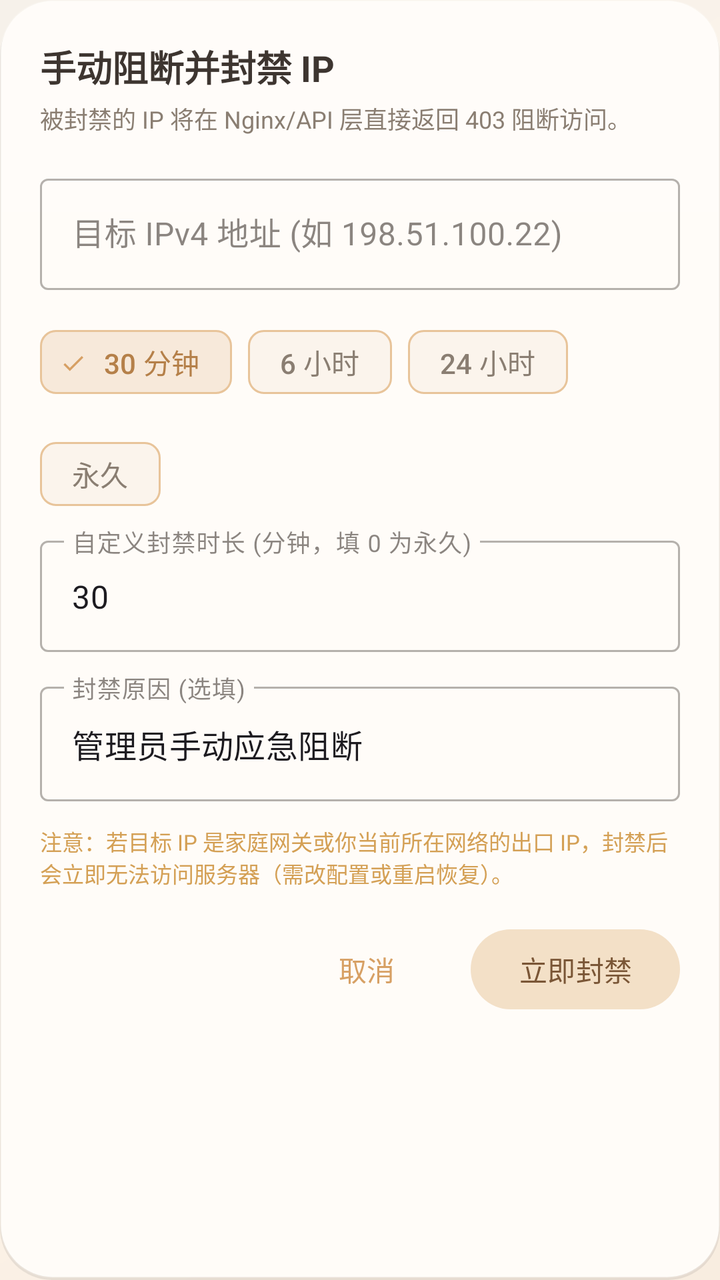
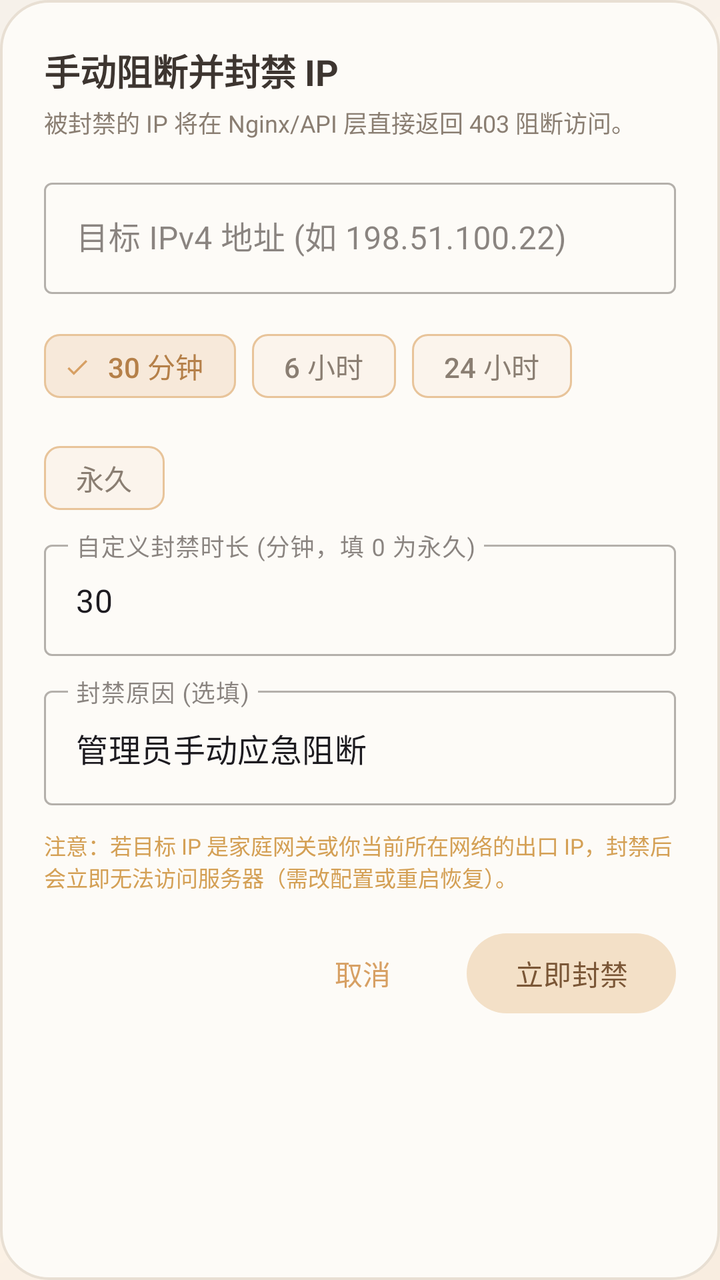

The first picture is an Android layout as it rendered before a commit; the second is the same layout after the commit. The layout source and the unified diff follow.
<!-- AndroidManifest.xml: application theme Theme.HomeDatacenter -->
<!-- res/layout/dialog_manual_ban.xml -->
<?xml version="1.0" encoding="utf-8"?>
<LinearLayout xmlns:android="http://schemas.android.com/apk/res/android"
    xmlns:app="http://schemas.android.com/apk/res-auto"
    android:layout_width="match_parent"
    android:layout_height="wrap_content"
    android:orientation="vertical"
    android:background="@drawable/bg_dialog_glass"
    android:padding="20dp">

    <TextView
        android:layout_width="wrap_content"
        android:layout_height="wrap_content"
        android:text="手动阻断并封禁 IP"
        android:textColor="@color/text_primary"
        android:textSize="18sp"
        android:textStyle="bold" />

    <TextView
        android:layout_width="wrap_content"
        android:layout_height="wrap_content"
        android:layout_marginTop="4dp"
        android:text="被封禁的 IP 将在 Nginx/API 层直接返回 403 阻断访问。"
        android:textColor="@color/text_secondary"
        android:textSize="12sp" />

    <com.google.android.material.textfield.TextInputLayout
        android:id="@+id/tilIp"
        style="@style/Widget.MaterialComponents.TextInputLayout.OutlinedBox"
        android:layout_width="match_parent"
        android:layout_height="wrap_content"
        android:layout_marginTop="16dp"
        android:hint="目标 IPv4 地址 (如 198.51.100.22)">

        <com.google.android.material.textfield.TextInputEditText
            android:id="@+id/etIp"
            android:layout_width="match_parent"
            android:layout_height="wrap_content"
            android:inputType="textUri" />
    </com.google.android.material.textfield.TextInputLayout>

    <com.google.android.material.chip.ChipGroup
        android:id="@+id/chipGroupDuration"
        android:layout_width="match_parent"
        android:layout_height="wrap_content"
        android:layout_marginTop="12dp"
        app:singleLine="false"
        app:singleSelection="true">

        <com.google.android.material.chip.Chip
            android:id="@+id/chip30m"
            style="@style/Widget.Warm.Chip.Filter"
            android:layout_width="wrap_content"
            android:layout_height="wrap_content"
            android:checkable="true"
            android:checked="true"
            android:text="30 分钟" />

        <com.google.android.material.chip.Chip
            android:id="@+id/chip6h"
            style="@style/Widget.Warm.Chip.Filter"
            android:layout_width="wrap_content"
            android:layout_height="wrap_content"
            android:checkable="true"
            android:text="6 小时" />

        <com.google.android.material.chip.Chip
            android:id="@+id/chip24h"
            style="@style/Widget.Warm.Chip.Filter"
            android:layout_width="wrap_content"
            android:layout_height="wrap_content"
            android:checkable="true"
            android:text="24 小时" />

        <com.google.android.material.chip.Chip
            android:id="@+id/chipPermanent"
            style="@style/Widget.Warm.Chip.Filter"
            android:layout_width="wrap_content"
            android:layout_height="wrap_content"
            android:checkable="true"
            android:text="永久" />
    </com.google.android.material.chip.ChipGroup>

    <com.google.android.material.textfield.TextInputLayout
        android:id="@+id/tilDuration"
        style="@style/Widget.MaterialComponents.TextInputLayout.OutlinedBox"
        android:layout_width="match_parent"
        android:layout_height="wrap_content"
        android:layout_marginTop="4dp"
        android:hint="自定义封禁时长 (分钟，填 0 为永久)">

        <com.google.android.material.textfield.TextInputEditText
            android:id="@+id/etDuration"
            android:layout_width="match_parent"
            android:layout_height="wrap_content"
            android:inputType="number"
            android:text="30" />
    </com.google.android.material.textfield.TextInputLayout>

    <com.google.android.material.textfield.TextInputLayout
        android:id="@+id/tilReason"
        style="@style/Widget.MaterialComponents.TextInputLayout.OutlinedBox"
        android:layout_width="match_parent"
        android:layout_height="wrap_content"
        android:layout_marginTop="12dp"
        android:hint="封禁原因 (选填)">

        <com.google.android.material.textfield.TextInputEditText
            android:id="@+id/etReason"
            android:layout_width="match_parent"
            android:layout_height="wrap_content"
            android:inputType="text"
            android:text="管理员手动应急阻断" />
    </com.google.android.material.textfield.TextInputLayout>

    <TextView
        android:layout_width="match_parent"
        android:layout_height="wrap_content"
        android:layout_marginTop="12dp"
        android:text="注意：若目标 IP 是家庭网关或你当前所在网络的出口 IP，封禁后会立即无法访问服务器（需改配置或重启恢复）。"
        android:textColor="@color/warning"
        android:textSize="11sp" />

    
    <LinearLayout
        android:layout_width="match_parent"
        android:layout_height="wrap_content"
        android:layout_marginTop="16dp"
        android:orientation="horizontal"
        android:gravity="end">

        <com.google.android.material.button.MaterialButton
            android:id="@+id/btnCancelBan"
            style="@style/Widget.Material3.Button.TextButton"
            android:layout_width="wrap_content"
            android:layout_height="wrap_content"
            android:layout_marginEnd="8dp"
            android:text="@string/btn_cancel" />

        <com.google.android.material.button.MaterialButton
            android:id="@+id/btnConfirmBan"
            style="@style/Widget.Material3.Button.TonalButton"
            android:layout_width="wrap_content"
            android:layout_height="wrap_content"
            android:text="立即封禁" />
    </LinearLayout>

</LinearLayout>
<!-- resources referenced by this layout -->
<resources>
  <color name="text_primary">#3D3530</color>
  <color name="text_secondary">#8A7E72</color>
  <color name="warning">#D4A055</color>
  <!-- drawable bg_dialog_glass (drawable) -->
  <?xml version="1.0" encoding="utf-8"?>
  <layer-list xmlns:android="http://schemas.android.com/apk/res/android">
      
      <item android:top="2dp">
          <shape android:shape="rectangle">
              <solid android:color="@color/glass_shadow" />
              <corners android:radius="26dp" />
          </shape>
      </item>
      
      <item android:bottom="1dp">
          <shape android:shape="rectangle">
              <solid android:color="@color/glass_bg_dialog" />
              <corners android:radius="26dp" />
              <stroke
                  android:width="1dp"
                  android:color="@color/glass_border" />
          </shape>
      </item>
      
      <item
          android:left="1dp"
          android:right="1dp"
          android:top="1dp"
          android:bottom="25dp">
          <shape android:shape="rectangle">
              <gradient
                  android:type="linear"
                  android:angle="270"
                  android:startColor="@color/glass_highlight"
                  android:endColor="@android:color/transparent" />
              <corners
                  android:radius="25dp"
                  android:bottomLeftRadius="0dp"
                  android:bottomRightRadius="0dp" />
          </shape>
      </item>
  </layer-list>
  <string name="btn_cancel">取消</string>
  <style name="Widget.Warm.Chip.Filter" parent="Widget.Material3.Chip.Filter">
          <item name="chipBackgroundColor">@color/chip_warm_bg</item>
          <item name="chipStrokeColor">@color/primary_light</item>
          <item name="chipStrokeWidth">1dp</item>
          <item name="android:textColor">@color/chip_warm_text</item>
          <item name="checkedIconTint">@color/primary</item>
      </style>
  <color name="glass_shadow">#14000000</color>
  <color name="glass_bg_dialog">#FFFCF8</color>
  <color name="glass_border">#33FFFFFF</color>
  <color name="glass_highlight">#26FFFFFF</color>
  <color name="primary_light">#E8C49A</color>
  <color name="primary">#D7A064</color>
  <color name="primary_dark">#C48D50</color>
  <color name="white">#FFFFFF</color>
  <color name="secondary">#E8A87C</color>
  <color name="secondary_dark">#D4956A</color>
  <color name="warm_container">#F3E0C7</color>
  <color name="on_warm_container">#7A5636</color>
  <color name="error">#E07070</color>
  <color name="bg_surface">#FFFCF8</color>
  <color name="bg_secondary">#FDF8F2</color>
  <color name="divider">#E8DFD3</color>
  <color name="bg_primary">#F6F1EA</color>
  <!-- drawable splash_background (drawable) -->
  <?xml version="1.0" encoding="utf-8"?>
  <layer-list xmlns:android="http://schemas.android.com/apk/res/android">
      
      <item>
          <shape android:shape="rectangle">
              <gradient
                  android:type="linear"
                  android:angle="135"
                  android:startColor="@color/gradient_start"
                  android:centerColor="@color/gradient_mid"
                  android:endColor="@color/gradient_end" />
          </shape>
      </item>
      
      <item
          android:drawable="@drawable/splash_bg_icon"
          android:gravity="center" />
  </layer-list>
  <style name="GlassDialogAnimation">
          <item name="android:windowEnterAnimation">@anim/dialog_glass_in</item>
          <item name="android:windowExitAnimation">@anim/dialog_glass_out</item>
      </style>
  <color name="gradient_start">#F8EDE0</color>
  <color name="gradient_mid">#FDF4EA</color>
  <color name="gradient_end">#F6F1EA</color>
  <!-- unchanged entries left out for length: 2 -->
</resources>

<!-- the commit's change to res/layout/dialog_manual_ban.xml (unified diff, before → after) -->
@@ -4,8 +4,8 @@
     android:layout_width="match_parent"
     android:layout_height="wrap_content"
     android:orientation="vertical"
-    android:background="@drawable/bg_dialog_glass"
-    android:padding="20dp">
+    android:background="@drawable/bg_filter_dialog"
+    android:padding="22dp">
 
     <TextView
         android:layout_width="wrap_content"
<!-- resource entries referenced after the edit -->
@@ -3,45 +3,16 @@
   <color name="text_primary">#3D3530</color>
   <color name="text_secondary">#8A7E72</color>
   <color name="warning">#D4A055</color>
-  <!-- drawable bg_dialog_glass (drawable) -->
+  <!-- drawable bg_filter_dialog (drawable) -->
   <?xml version="1.0" encoding="utf-8"?>
-  <layer-list xmlns:android="http://schemas.android.com/apk/res/android">
-      
-      <item android:top="2dp">
-          <shape android:shape="rectangle">
-              <solid android:color="@color/glass_shadow" />
-              <corners android:radius="26dp" />
-          </shape>
-      </item>
-      
-      <item android:bottom="1dp">
-          <shape android:shape="rectangle">
-              <solid android:color="@color/glass_bg_dialog" />
-              <corners android:radius="26dp" />
-              <stroke
-                  android:width="1dp"
-                  android:color="@color/glass_border" />
-          </shape>
-      </item>
-      
-      <item
-          android:left="1dp"
-          android:right="1dp"
-          android:top="1dp"
-          android:bottom="25dp">
-          <shape android:shape="rectangle">
-              <gradient
-                  android:type="linear"
-                  android:angle="270"
-                  android:startColor="@color/glass_highlight"
-                  android:endColor="@android:color/transparent" />
-              <corners
-                  android:radius="25dp"
-                  android:bottomLeftRadius="0dp"
-                  android:bottomRightRadius="0dp" />
-          </shape>
-      </item>
-  </layer-list>
+  <shape xmlns:android="http://schemas.android.com/apk/res/android"
+      android:shape="rectangle">
+      <solid android:color="#FDFBF7" />
+      <corners android:radius="24dp" />
+      <stroke
+          android:width="1.2dp"
+          android:color="@color/divider" />
+  </shape>
   <string name="btn_cancel">取消</string>
   <style name="Widget.Warm.Chip.Filter" parent="Widget.Material3.Chip.Filter">
           <item name="chipBackgroundColor">@color/chip_warm_bg</item>
@@ -50,10 +21,6 @@
           <item name="android:textColor">@color/chip_warm_text</item>
           <item name="checkedIconTint">@color/primary</item>
       </style>
-  <color name="glass_shadow">#14000000</color>
-  <color name="glass_bg_dialog">#FFFCF8</color>
-  <color name="glass_border">#33FFFFFF</color>
-  <color name="glass_highlight">#26FFFFFF</color>
   <color name="primary_light">#E8C49A</color>
   <color name="primary">#D7A064</color>
   <color name="primary_dark">#C48D50</color>
